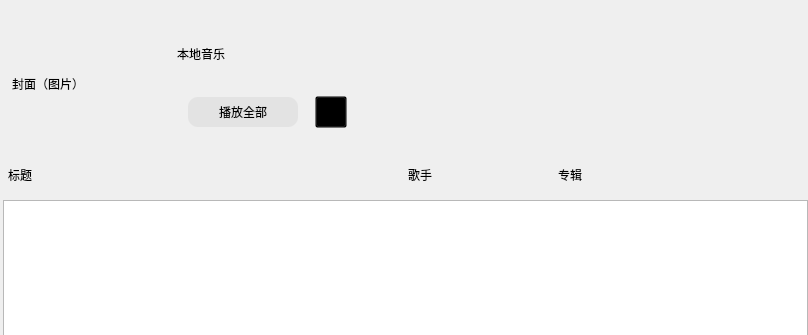
First picture: the form in client/src/ui/commonpage.ui, repository amikellt911/music_app, before the edit; both pictures show x 0 to 808 and y 0 to 335 of the 808 by 500 pixel window.
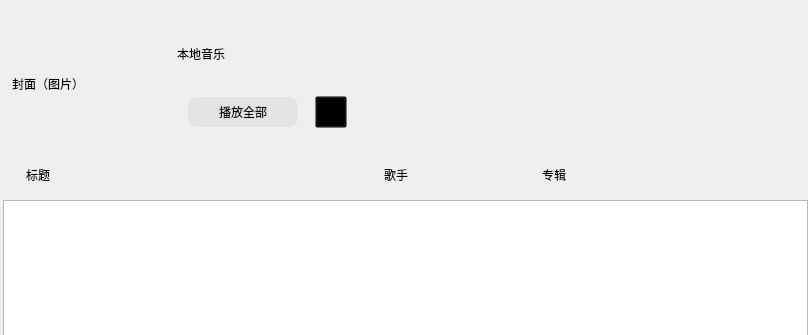
Second picture: the form after the edit.

```diff
--- a/client/src/ui/commonpage.ui
+++ b/client/src/ui/commonpage.ui
@@ -192,7 +192,7 @@
        <number>0</number>
       </property>
       <property name="leftMargin">
-       <number>5</number>
+       <number>10</number>
       </property>
       <property name="topMargin">
        <number>0</number>
@@ -205,15 +205,21 @@
       </property>
       <item>
        <widget class="QLabel" name="title">
+        <property name="sizePolicy">
+         <sizepolicy hsizetype="Fixed" vsizetype="Preferred">
+          <horstretch>0</horstretch>
+          <verstretch>0</verstretch>
+         </sizepolicy>
+        </property>
         <property name="minimumSize">
          <size>
-          <width>400</width>
+          <width>345</width>
           <height>0</height>
          </size>
         </property>
         <property name="maximumSize">
          <size>
-          <width>400</width>
+          <width>345</width>
           <height>16777215</height>
          </size>
         </property>
@@ -224,15 +230,21 @@
       </item>
       <item>
        <widget class="QLabel" name="singer">
+        <property name="sizePolicy">
+         <sizepolicy hsizetype="Fixed" vsizetype="Preferred">
+          <horstretch>0</horstretch>
+          <verstretch>0</verstretch>
+         </sizepolicy>
+        </property>
         <property name="minimumSize">
          <size>
-          <width>150</width>
+          <width>145</width>
           <height>0</height>
          </size>
         </property>
         <property name="maximumSize">
          <size>
-          <width>150</width>
+          <width>145</width>
           <height>16777215</height>
          </size>
         </property>
@@ -243,6 +255,12 @@
       </item>
       <item>
        <widget class="QLabel" name="album">
+        <property name="sizePolicy">
+         <sizepolicy hsizetype="Fixed" vsizetype="Preferred">
+          <horstretch>0</horstretch>
+          <verstretch>0</verstretch>
+         </sizepolicy>
+        </property>
         <property name="minimumSize">
          <size>
           <width>250</width>
```
Left out of the diff: 32 changed lines with no effect on the pictures.
